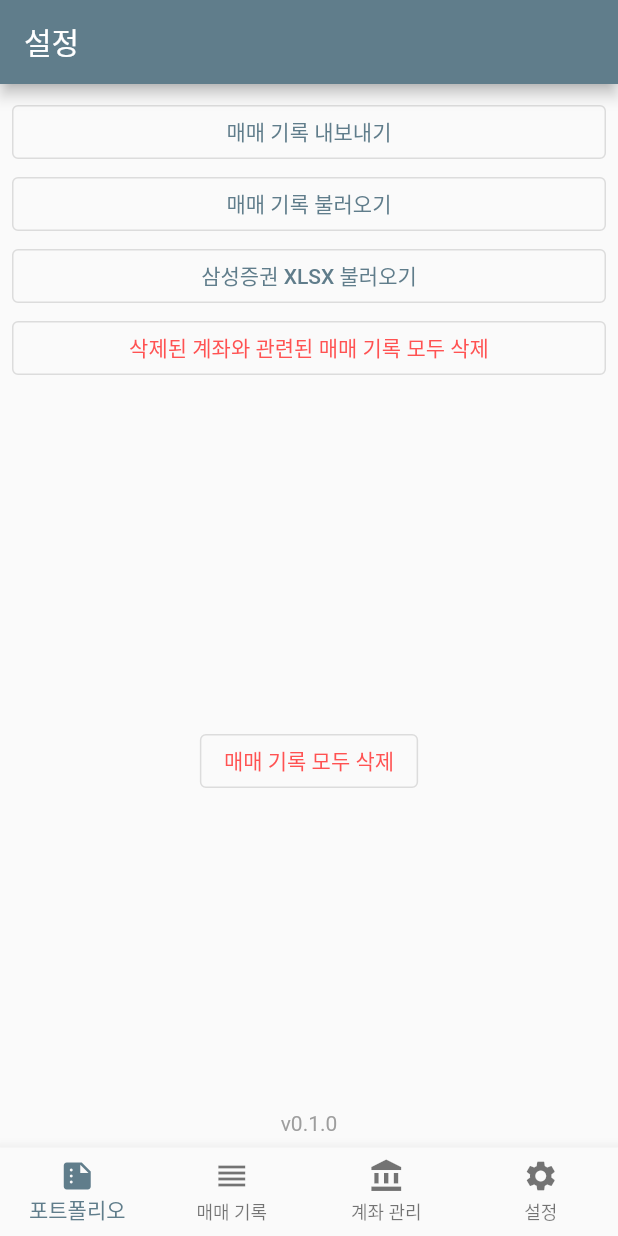
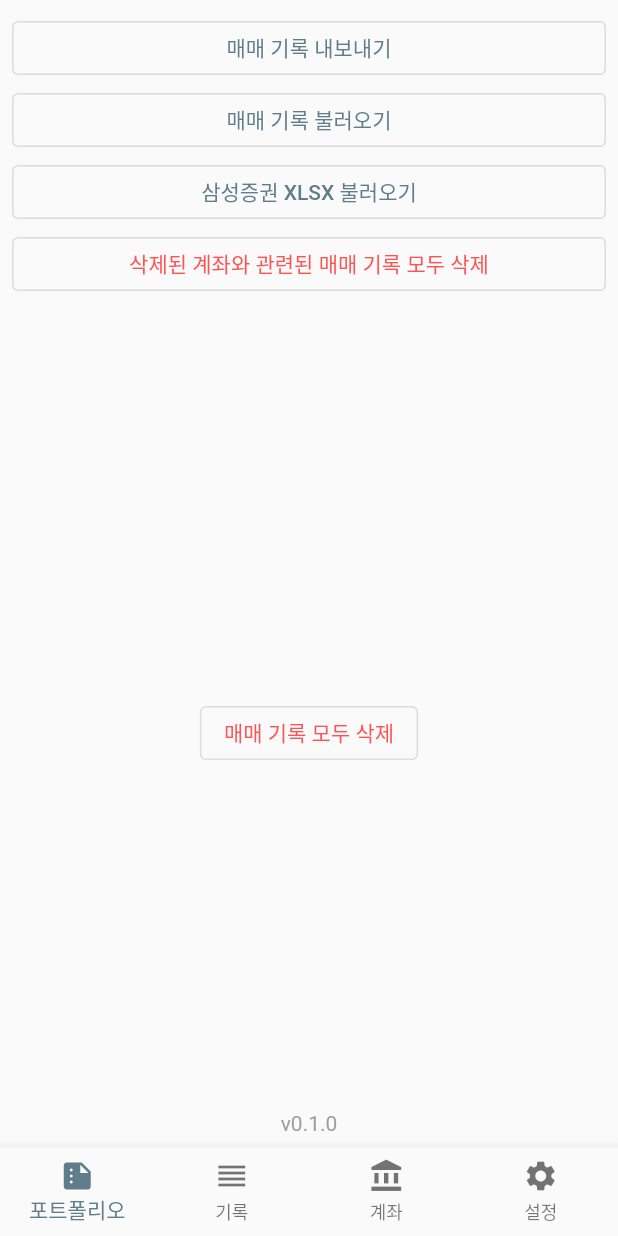
Before and after one commit to gasbank/lonely, a Flutter app: the screen it shows after launch, swiped to page 4, on a phone screen of 412 x 824 dp. Run offline on Flutter 3.47's test engine with Material 2 defaults, Android fonts, the phone set to English and light mode, and no system bars; our stand-ins replace data_table_2, file_picker, share_plus, sqflite, sqflite_common_ffi; missing offline and left inert: excel; accounts and stored records are empty.

Commit message:
App Bar 없애기 / 페이지명 간결하게

```diff
--- a/lib/my_home_page.dart
+++ b/lib/my_home_page.dart
@@ -17,8 +17,10 @@ class MyHomePage extends StatefulWidget {
 Widget _createPage(String title, Widget widget) {
   return PageWidget(
     child: Scaffold(
-      appBar: AppBar(title: Text(title)),
-      body: widget,
+      //appBar: AppBar(title: Text(title)),
+      body: SafeArea(
+        child: widget,
+      ),
     ),
   );
 }
@@ -37,7 +39,7 @@ class _MyHomePageState extends State<MyHomePage> {
 
     _pages = <Widget>[
       _createPage('포트폴리오', const PortfolioScreen()),
-      _createPage('매매', const HistoryScreen()),
+      _createPage('기록', const HistoryScreen()),
       _createPage('계좌', const AccountListWidget()),
       _createPage('설정', const SettingsWidget()),
     ];
@@ -77,11 +79,11 @@ class _MyHomePageState extends State<MyHomePage> {
               ),
               BottomNavigationBarItem(
                 icon: Icon(Icons.reorder),
-                label: '매매 기록',
+                label: '기록',
               ),
               BottomNavigationBarItem(
                 icon: Icon(Icons.account_balance),
-                label: '계좌 관리',
+                label: '계좌',
               ),
               BottomNavigationBarItem(
                 icon: Icon(Icons.settings),
```
